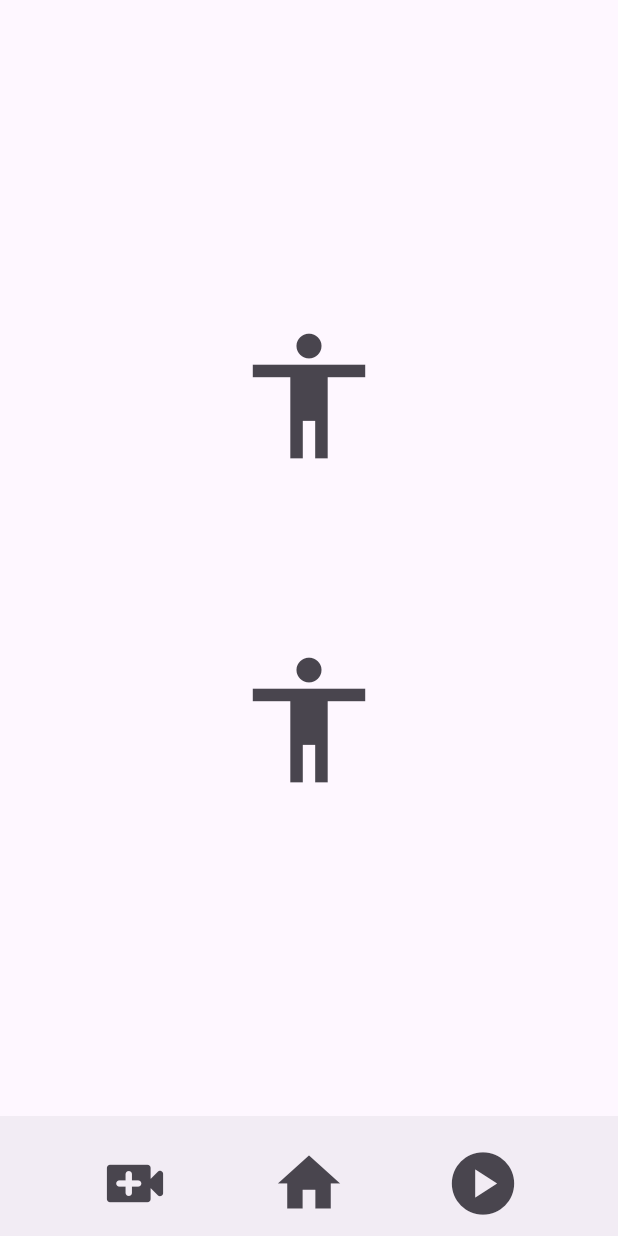
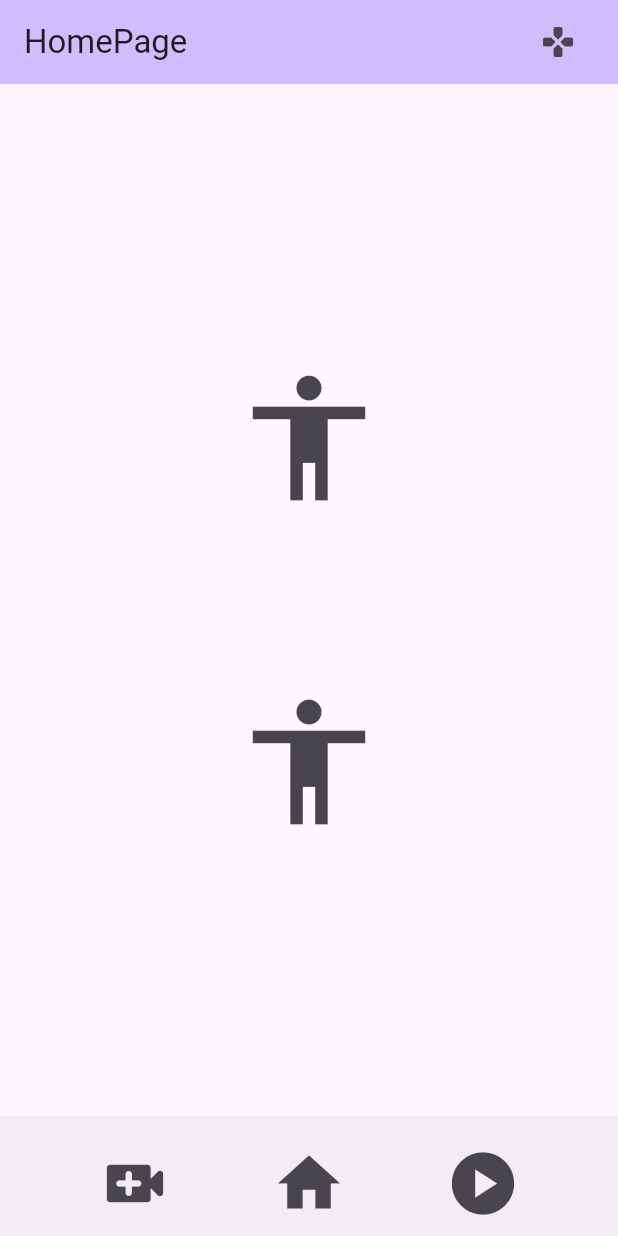
Before and after one commit to walkerhsu/meichu_Google, a Flutter app: the screen it shows after launch, on a phone screen of 412 x 824 dp. Run offline on Flutter 3.47's test engine with Material 2 defaults, Android fonts, the phone set to English and light mode, and no system bars; our stand-ins replace firebase_core, firebase_storage, rflutter_alert; accounts and stored records are empty.

Commit message:
create game page (#4)

```diff
--- a/gesture_memorize/lib/global.dart
+++ b/gesture_memorize/lib/global.dart
@@ -5,7 +5,6 @@ Gestures gestures = Gestures(name: "test");
 List actions = [];
 bool recording = false;
 bool playing = false;
-
 
 onReturnHomePressed(context) {
   if (recording) {
@@ -16,5 +15,5 @@ onReturnHomePressed(context) {
   } else if (playing) {
     actions.removeAt(0);
   }
-  Navigator.pushNamed(context, '/homePage');
+  Navigator.pushReplacementNamed(context, '/homePage');
 }
--- a/gesture_memorize/lib/main.dart
+++ b/gesture_memorize/lib/main.dart
@@ -6,6 +6,7 @@ import 'package:gesture_memorize/routes/function1_page.dart';
 import 'package:gesture_memorize/routes/function2_page.dart';
 import 'package:gesture_memorize/Gestures/gestures.dart';
 import 'package:gesture_memorize/routes/home_page.dart';
+import 'package:gesture_memorize/Pages/game.dart';
 
 Future<void> main() async {
   WidgetsFlutterBinding.ensureInitialized();
@@ -14,6 +15,7 @@ Future<void> main() async {
   );
   gestures = Gestures(name: "test");
   // await CloudStorage.uploadGestureData("test");
+
   runApp(const MyApp());
 }
 
@@ -35,6 +37,7 @@ class MyApp extends StatelessWidget {
         HomePage.routeName: (context) => const HomePage(),
         Function1Page.routeName: (context) => const Function1Page(),
         Function2Page.routeName: (context) => const Function2Page(),
+        GamePage.routeName: (context) => GamePage(),
       },
     );
   }
--- a/gesture_memorize/lib/routes/home_page.dart
+++ b/gesture_memorize/lib/routes/home_page.dart
@@ -1,6 +1,8 @@
 import 'package:flutter/material.dart';
 import 'package:gesture_memorize/Components/bottom_navigation.dart';
+import 'package:gesture_memorize/Pages/game.dart';
 import 'package:gesture_memorize/global.dart';
+import 'package:intl/intl.dart';
 
 class HomePage extends StatefulWidget {
   const HomePage({super.key});
@@ -11,11 +13,13 @@ class HomePage extends StatefulWidget {
 }
 
 class _HomePageState extends State<HomePage> {
+  static String time = DateFormat("yyyy-MM-dd HH:mm").format(DateTime.now());
+  int _count = 0;
+
   reload() {
-    setState(() {
+    setState(() {});
+  }
 
-    });
-  }
   onFunction1Pressed() {
     if (recording) {
       actions.add({
@@ -66,6 +70,23 @@ class _HomePageState extends State<HomePage> {
     }
 
     return Scaffold(
+      appBar: AppBar(
+        backgroundColor: Theme.of(context).colorScheme.inversePrimary,
+        title: const Text("HomePage"),
+        actions: <Widget>[
+          IconButton(
+              onPressed: () =>
+                  Navigator.pushNamed(context, GamePage.routeName, arguments: {
+                    "time": time,
+                    "count": _count,
+                    "addCount": () {
+                      _count += 1;
+                    }
+                  }),
+              icon: Icon(Icons.games_rounded)),
+          const SizedBox(width: 16),
+        ],
+      ),
       body: Center(
         child: Column(
           mainAxisAlignment: MainAxisAlignment.center,
@@ -92,7 +113,7 @@ class _HomePageState extends State<HomePage> {
           ],
         ),
       ),
-      bottomNavigationBar:  BottomNavigation(reload: reload),
+      bottomNavigationBar: BottomNavigation(reload: reload),
     );
   }
 }
--- a/gesture_memorize/pubspec.yaml
+++ b/gesture_memorize/pubspec.yaml
@@ -38,6 +38,7 @@ dependencies:
     firebase_storage: ^11.3.1
     rflutter_alert: ^2.0.7
     path_provider: ^2.1.1
+    intl: ^0.18.1
 
 dev_dependencies:
     flutter_test:
```
Also changed, not shown: gesture_memorize/lib/Pages/game.dart (added, +78 -0 lines), gesture_memorize/pubspec.lock.
